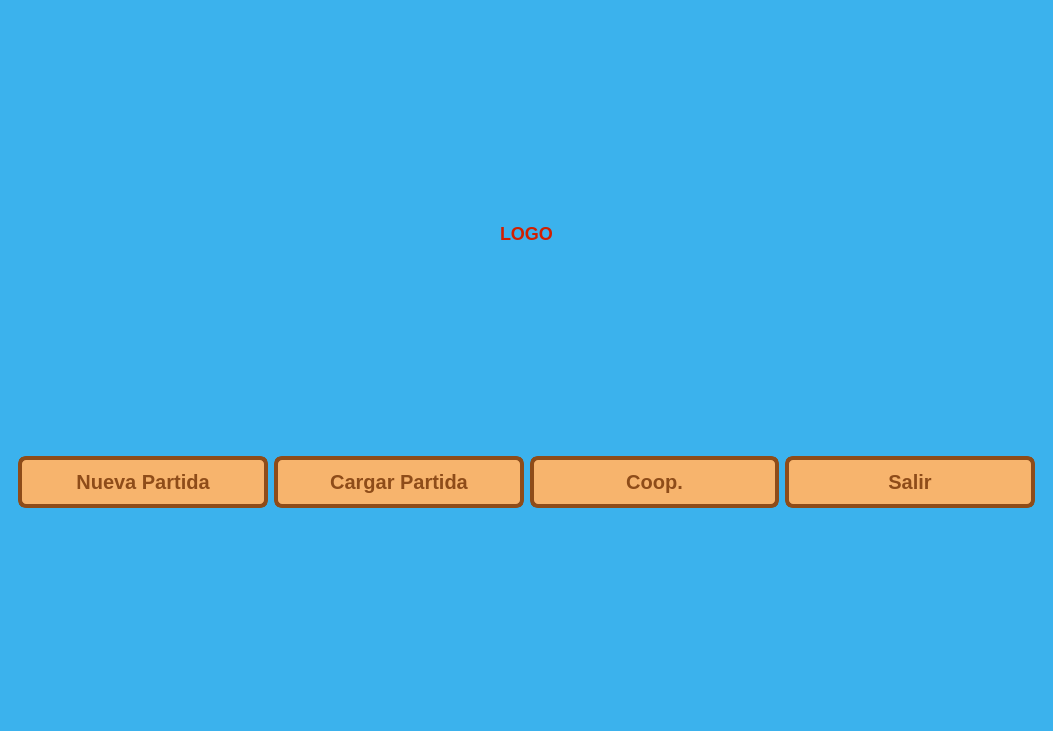
Old version of the form client/ui/pantallaprincipal.ui in the repository notconra/Stardew_Valley-Taller_de_Programacion-Veiga-Grupo_17.
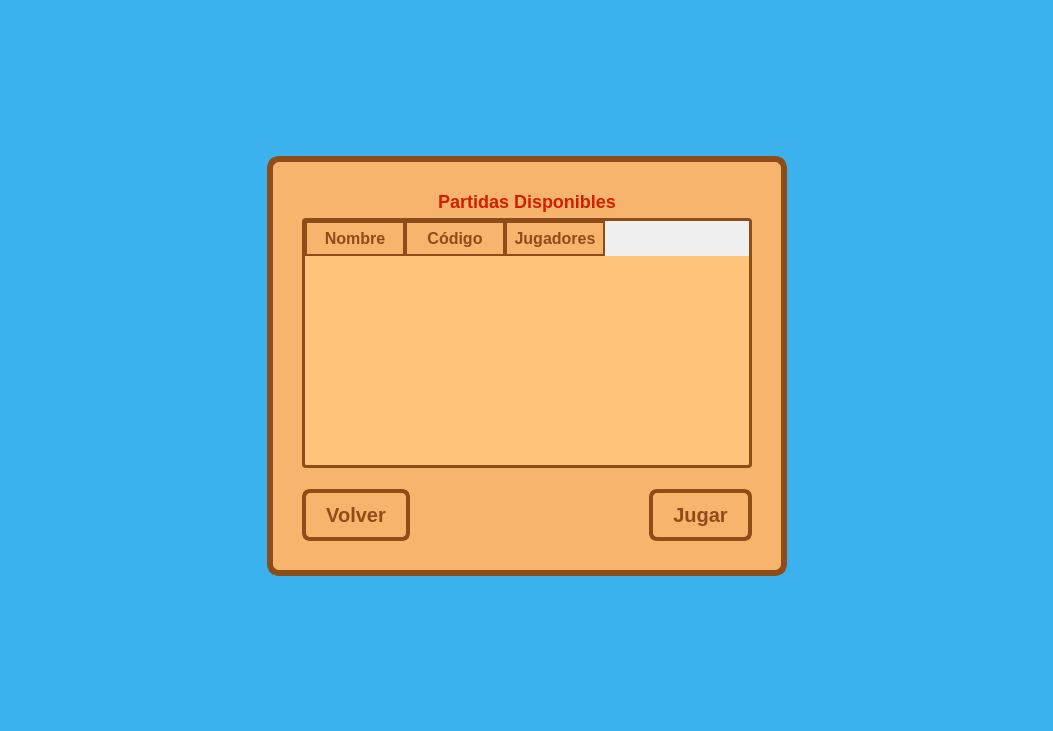
New version of the form. The open tabs and pages were chosen to show the change.

Commit message: feat(vista-qt): agrego pagina de seleccion para retomar partidas

What changed in the file:
```diff
--- a/client/ui/pantallaprincipal.ui
+++ b/client/ui/pantallaprincipal.ui
@@ -59,7 +59,7 @@
      <widget class="QStackedWidget" name="stackedWidget">
       <property name="styleSheet">
        <string notr="true">/* El cartel de madera */
-QFrame#marco_madera {
+QFrame#marco_madera, QFrame#marco_madera_retomar {
     background-color: #f7b46d;
     border: 6px solid #8e4c19;
     border-radius: 12px;
@@ -125,6 +125,34 @@
     font-size: 16px;
     font-weight: bold;
     font-family: &quot;Courier New&quot;;
+}
+
+QTableWidget {
+    background-color: #ffc47a;
+    border: 3px solid #8e4c19;
+    border-radius: 4px;
+    gridline-color: #8e4c19;
+    color: #5c2900;
+    font-size: 16px;
+    font-weight: bold;
+    font-family: &quot;Courier New&quot;;
+    selection-background-color: #8e4c19;
+    selection-color: #ffffff;
+}
+
+QTableWidget::item:selected {
+    background-color: #8e4c19;
+    color: #ffffff;
+}
+
+QHeaderView::section {
+    background-color: #f7b46d;
+    color: #8e4c19;
+    font-size: 16px;
+    font-weight: bold;
+    font-family: &quot;Courier New&quot;;
+    border: 2px solid #8e4c19;
+    padding: 4px;
 }</string>
       </property>
       <property name="currentIndex">
@@ -437,6 +465,168 @@
         </item>
        </layout>
       </widget>
+      <widget class="QWidget" name="page_3">
+       <layout class="QGridLayout" name="gridLayout_3">
+        <item row="0" column="1">
+         <spacer name="verticalSpacer_top_retomar">
+          <property name="orientation">
+           <enum>Qt::Orientation::Vertical</enum>
+          </property>
+          <property name="sizeHint" stdset="0">
+           <size>
+            <width>20</width>
+            <height>40</height>
+           </size>
+          </property>
+         </spacer>
+        </item>
+        <item row="1" column="0">
+         <spacer name="horizontalSpacer_left_retomar">
+          <property name="orientation">
+           <enum>Qt::Orientation::Horizontal</enum>
+          </property>
+          <property name="sizeHint" stdset="0">
+           <size>
+            <width>40</width>
+            <height>20</height>
+           </size>
+          </property>
+         </spacer>
+        </item>
+        <item row="1" column="1" alignment="Qt::AlignCenter">
+         <widget class="QFrame" name="marco_madera_retomar">
+          <property name="frameShape">
+           <enum>QFrame::Shape::StyledPanel</enum>
+          </property>
+          <property name="frameShadow">
+           <enum>QFrame::Shadow::Raised</enum>
+          </property>
+          <layout class="QVBoxLayout" name="verticalLayout_retomar">
+           <item>
+            <widget class="QLabel" name="label_titulo_retomar">
+             <property name="text">
+              <string>Partidas Disponibles</string>
+             </property>
+             <property name="alignment">
+              <set>Qt::AlignmentFlag::AlignCenter</set>
+             </property>
+            </widget>
+           </item>
+           <item>
+            <widget class="QTableWidget" name="tabla_partidas">
+             <property name="minimumSize">
+              <size>
+               <width>450</width>
+               <height>250</height>
+              </size>
+             </property>
+             <property name="editTriggers">
+              <set>QAbstractItemView::EditTrigger::NoEditTriggers</set>
+             </property>
+             <property name="selectionMode">
+              <enum>QAbstractItemView::SelectionMode::SingleSelection</enum>
+             </property>
+             <property name="selectionBehavior">
+              <enum>QAbstractItemView::SelectionBehavior::SelectRows</enum>
+             </property>
+             <attribute name="verticalHeaderVisible">
+              <bool>false</bool>
+             </attribute>
+             <column>
+              <property name="text">
+               <string>Nombre</string>
+              </property>
+             </column>
+             <column>
+              <property name="text">
+               <string>Código</string>
+              </property>
+             </column>
+             <column>
+              <property name="text">
+               <string>Jugadores</string>
+              </property>
+             </column>
+            </widget>
+           </item>
+           <item>
+            <spacer name="verticalSpacer_retomar_btn">
+             <property name="orientation">
+              <enum>Qt::Orientation::Vertical</enum>
+             </property>
+             <property name="sizeType">
+              <enum>QSizePolicy::Policy::Fixed</enum>
+             </property>
+             <property name="sizeHint" stdset="0">
+              <size>
+               <width>20</width>
+               <height>15</height>
+              </size>
+             </property>
+            </spacer>
+           </item>
+           <item>
+            <layout class="QHBoxLayout" name="horizontalLayout_retomar">
+             <item>
+              <widget class="QPushButton" name="btn_volver_retomar">
+               <property name="text">
+                <string>Volver</string>
+               </property>
+              </widget>
+             </item>
+             <item>
+              <spacer name="horizontalSpacer_retomar">
+               <property name="orientation">
+                <enum>Qt::Orientation::Horizontal</enum>
+               </property>
+               <property name="sizeHint" stdset="0">
+                <size>
+                 <width>40</width>
+                 <height>20</height>
+                </size>
+               </property>
+              </spacer>
+             </item>
+             <item>
+              <widget class="QPushButton" name="btn_jugar_retomar">
+               <property name="text">
+                <string>Jugar</string>
+               </property>
+              </widget>
+             </item>
+            </layout>
+           </item>
+          </layout>
+         </widget>
+        </item>
+        <item row="1" column="2">
+         <spacer name="horizontalSpacer_right_retomar">
+          <property name="orientation">
+           <enum>Qt::Orientation::Horizontal</enum>
+          </property>
+          <property name="sizeHint" stdset="0">
+           <size>
+            <width>40</width>
+            <height>20</height>
+           </size>
+          </property>
+         </spacer>
+        </item>
+        <item row="2" column="1">
+         <spacer name="verticalSpacer_bottom_retomar">
+          <property name="orientation">
+           <enum>Qt::Orientation::Vertical</enum>
+          </property>
+          <property name="sizeHint" stdset="0">
+           <size>
+            <width>20</width>
+            <height>40</height>
+           </size>
+          </property>
+         </spacer>
+        </item>
+       </layout>
+      </widget>
      </widget>
     </item>
    </layout>
```
Left out of the diff: 2 changed lines with no effect on the pictures. The commit also changes 2 other files.
